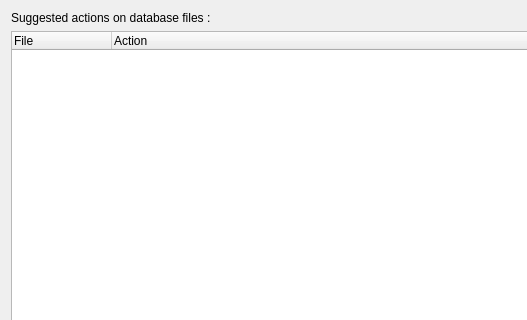
First picture: the form in python/brainvisa/data/qt4gui/actions.ui, repository brainvisa/axon, before the edit; both pictures show x 0 to 527 and y 0 to 320 of the 807 by 522 pixel window.
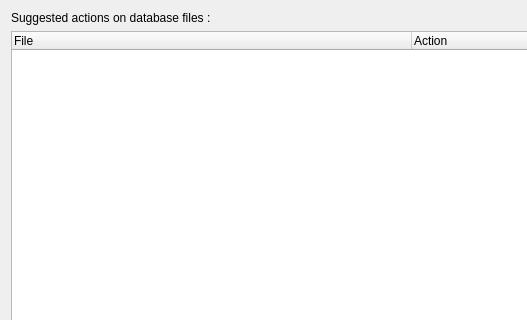
Second picture: the form after the edit.

Diff of the .ui file:
```diff
--- a/python/brainvisa/data/qt4gui/actions.ui
+++ b/python/brainvisa/data/qt4gui/actions.ui
@@ -36,17 +36,44 @@
     </widget>
    </item>
    <item>
-    <widget class="QTreeWidget" name="treeWidget" >
-     <property name="columnCount" >
+    <widget class="QTreeWidget" name="actionsList">
+     <property name="horizontalScrollBarPolicy">
+      <enum>Qt::ScrollBarAsNeeded</enum>
+     </property>
+     <property name="selectionMode">
+      <enum>QAbstractItemView::ExtendedSelection</enum>
+     </property>
+     <property name="rootIsDecorated">
+      <bool>false</bool>
+     </property>
+     <property name="columnCount">
       <number>2</number>
      </property>
+     <attribute name="headerCascadingSectionResizes">
+      <bool>false</bool>
+     </attribute>
+     <attribute name="headerDefaultSectionSize">
+      <number>400</number>
+     </attribute>
+     <attribute name="headerStretchLastSection">
+      <bool>true</bool>
+     </attribute>
+     <attribute name="headerCascadingSectionResizes">
+      <bool>false</bool>
+     </attribute>
+     <attribute name="headerDefaultSectionSize">
+      <number>400</number>
+     </attribute>
+     <attribute name="headerStretchLastSection">
+      <bool>true</bool>
+     </attribute>
      <column>
-      <property name="text" >
+      <property name="text">
        <string>File</string>
       </property>
      </column>
      <column>
-      <property name="text" >
+      <property name="text">
        <string>Action</string>
       </property>
      </column>
@@ -117,7 +144,7 @@
    </item>
   </layout>
  </widget>
- <layoutdefault spacing="6" margin="11" />
+ <layoutdefault spacing="6" margin="11"/>
  <pixmapfunction>qPixmapFromMimeSource</pixmapfunction>
  <resources/>
  <connections/>
```
Left out of the diff: 61 changed lines with no effect on the pictures.
